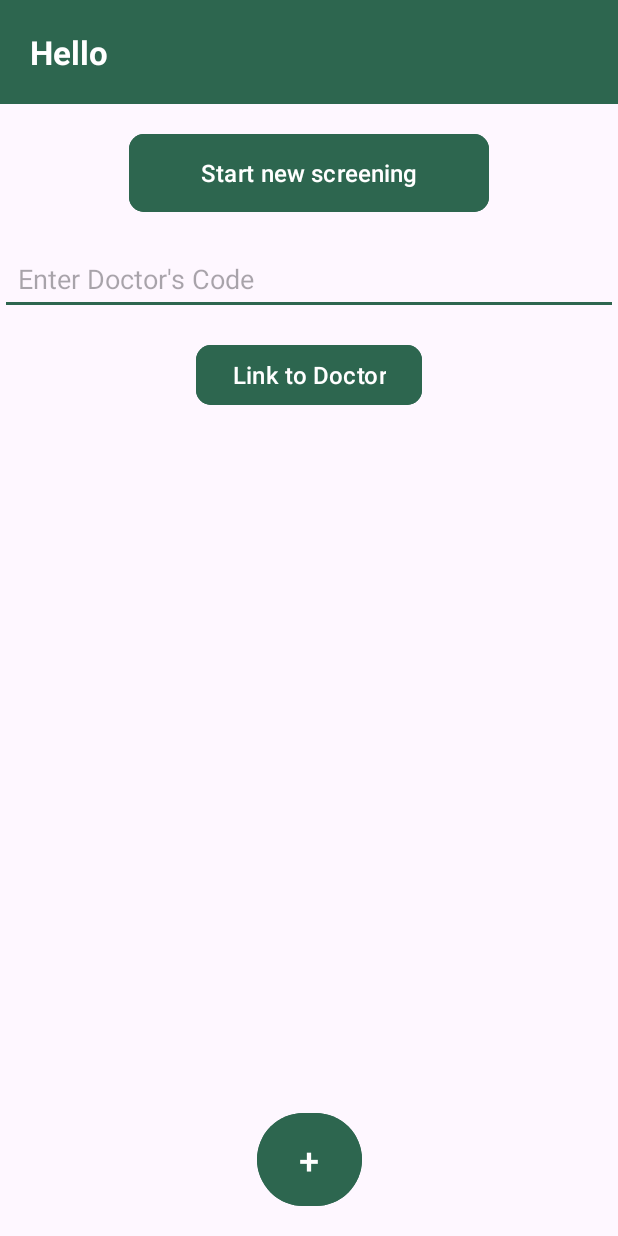
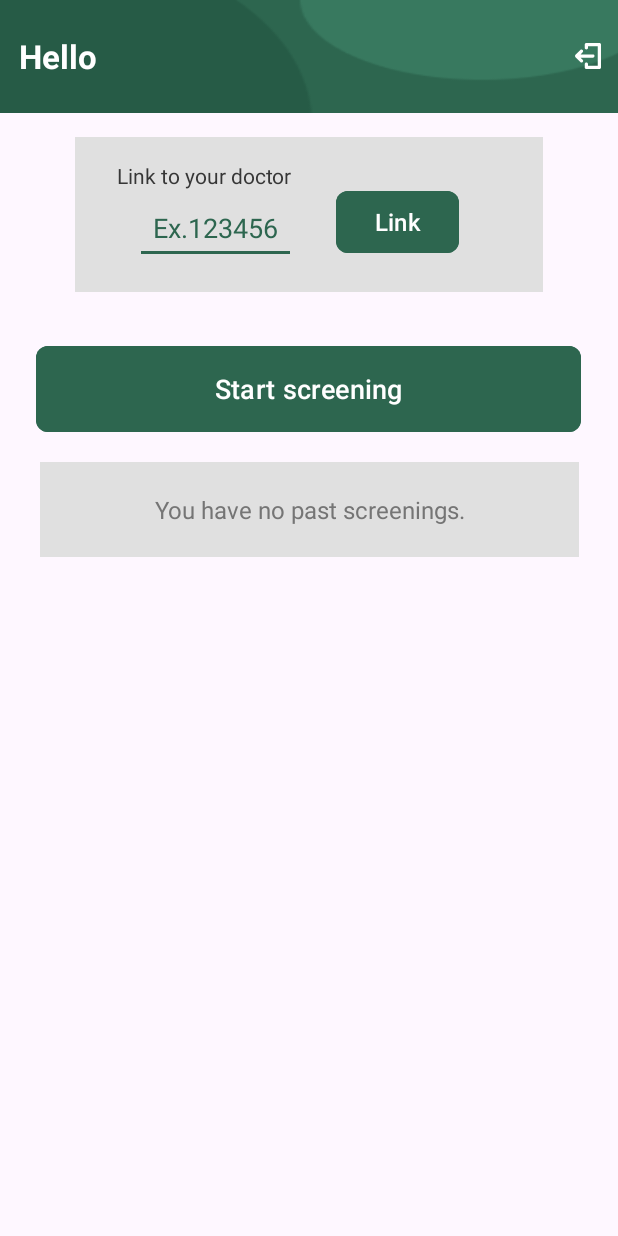
Before and after one commit to vRizon/Elec390-Coen390, an Android app: the ProfileActivity screen opened directly, with no data from a screen before it, on a phone screen of 412 x 824 dp. Run offline under Robolectric (Android 15) with nearby library versions, the phone set to English and light mode, and no system bars; our stand-ins replace Firebase (no records; nobody signed in at launch, a user with empty details on screens opened directly).

Commit message:
Updated Patient Profile

```diff
--- a/app/src/main/res/layout/activity_profile.xml
+++ b/app/src/main/res/layout/activity_profile.xml
@@ -11,82 +11,119 @@
     <!-- Toolbar -->
     <LinearLayout
         android:id="@+id/topMenuBar"
-        android:layout_width="0dp"
-        android:layout_height="wrap_content"
-        android:background="@color/darkGreen"
+        android:layout_width="420dp"
+        android:layout_height="75dp"
+        android:background="@drawable/backgroundnavbar"
         android:gravity="center_vertical"
         android:orientation="horizontal"
-        android:padding="20dp"
-        app:layout_constraintTop_toTopOf="parent"
+        android:padding="16dp"
+        app:layout_constraintEnd_toEndOf="parent"
         app:layout_constraintStart_toStartOf="parent"
-        app:layout_constraintEnd_toEndOf="parent">
+        app:layout_constraintTop_toTopOf="parent">
 
         <TextView
             android:id="@+id/greetingText"
-            android:layout_width="wrap_content"
+            android:layout_width="0dp"
             android:layout_height="wrap_content"
-            android:text="Hello"
+            android:layout_weight="1"
+            android:text="Hello, Patient"
             android:textColor="#FFFFFF"
             android:textSize="22sp"
             android:textStyle="bold" />
+
+        <ImageView
+            android:id="@+id/logoutIcon"
+            android:layout_width="wrap_content"
+            android:layout_height="wrap_content"
+            android:contentDescription="Logout Icon"
+            android:src="@drawable/icon_logout" />
     </LinearLayout>
 
-    <!-- Start Screening Button -->
-    <Button
-        android:id="@+id/startScreeningButton"
-        android:layout_width="240dp"
-        android:layout_height="60dp"
+    <!-- Link to Doctor Section -->
+    <androidx.constraintlayout.widget.ConstraintLayout
+        android:id="@+id/linkDoctorSection"
+        android:layout_width="312dp"
+        android:layout_height="103dp"
         android:layout_marginTop="16dp"
-        android:backgroundTint="@color/darkGreen"
-        android:text="Start new screening"
-        android:textColor="#FFF"
-        android:textSize="16sp"
-        app:cornerRadius="10dp"
-        app:layout_constraintTop_toBottomOf="@id/topMenuBar"
+        android:background="#E0E0E0"
+        android:orientation="horizontal"
+        android:padding="16dp"
+        app:layout_constraintEnd_toEndOf="parent"
         app:layout_constraintStart_toStartOf="parent"
-        app:layout_constraintEnd_toEndOf="parent" />
+        app:layout_constraintTop_toBottomOf="@id/topMenuBar">
 
-    <!-- Add Screening Button -->
-    <Button
-        android:id="@+id/btnAddScreening"
-        android:layout_width="70dp"
-        android:layout_height="70dp"
-        android:layout_marginBottom="16dp"
-        android:backgroundTint="@color/darkGreen"
-        android:text="+"
-        android:textColor="#FFFFFF"
-        android:textSize="24sp"
-        app:cornerRadius="35dp"
-        app:layout_constraintBottom_toBottomOf="parent"
+        <TextView
+            android:id="@+id/textView2"
+            android:layout_width="wrap_content"
+            android:layout_height="wrap_content"
+            android:layout_marginStart="12dp"
+            android:text="Link to your doctor"
+            android:textColor="#363636"
             app:layout_constraintStart_toStartOf="parent"
-        app:layout_constraintEnd_toEndOf="parent" />
+            app:layout_constraintTop_toTopOf="parent" />
 
-    <!-- Doctor's Code EditText -->
         <EditText
             android:id="@+id/linkCodeEditText"
             android:layout_width="0dp"
             android:layout_height="wrap_content"
-        android:layout_marginTop="16dp"
-        android:hint="Enter Doctor's Code"
+            android:layout_marginStart="24dp"
+            android:layout_marginTop="20dp"
+            android:layout_weight="1"
+            android:backgroundTint="@color/darkGreen"
+            android:hint="Ex.123456"
             android:padding="12dp"
-        android:backgroundTint="@color/darkGreen"
-        app:layout_constraintTop_toBottomOf="@id/startScreeningButton"
+            android:textColorHint="@color/darkGreen"
             app:layout_constraintStart_toStartOf="parent"
-        app:layout_constraintEnd_toEndOf="parent" />
+            app:layout_constraintTop_toTopOf="parent" />
 
-    <!-- Link to Doctor Button -->
         <Button
             android:id="@+id/linkToDoctorButton"
-        android:layout_width="wrap_content"
-        android:layout_height="wrap_content"
+            android:layout_width="82dp"
+            android:layout_height="49dp"
             android:layout_marginTop="16dp"
-        android:text="Link to Doctor"
+            android:layout_marginEnd="40dp"
+            android:backgroundTint="@color/darkGreen"
+            android:text="Link"
+            android:textColor="#FFF"
             android:textSize="16sp"
+            app:cornerRadius="8dp"
+            app:layout_constraintEnd_toEndOf="parent"
+            app:layout_constraintTop_toTopOf="parent" />
+    </androidx.constraintlayout.widget.ConstraintLayout>
+
+    <!-- Start Screening Button -->
+
+    <!-- Past Screenings Section -->
+    <Button
+        android:id="@+id/startScreeningButton"
+        android:layout_width="363dp"
+        android:layout_height="65dp"
+        android:layout_marginTop="32dp"
         android:backgroundTint="@color/darkGreen"
+        android:padding="16dp"
+        android:text="Start screening"
         android:textColor="#FFF"
-        app:cornerRadius="10dp"
-        app:layout_constraintTop_toBottomOf="@id/linkCodeEditText"
+        android:textSize="18sp"
+        app:cornerRadius="8dp"
+        app:layout_constraintEnd_toEndOf="parent"
+        app:layout_constraintHorizontal_bias="0.493"
         app:layout_constraintStart_toStartOf="parent"
-        app:layout_constraintEnd_toEndOf="parent" />
+        app:layout_constraintTop_toBottomOf="@id/linkDoctorSection" />
+
+    <TextView
+        android:id="@+id/pastListingsText"
+        android:layout_width="359dp"
+        android:layout_height="63dp"
+        android:layout_marginHorizontal="16dp"
+        android:layout_marginTop="16dp"
+        android:background="#E0E0E0"
+        android:gravity="center"
+        android:padding="16dp"
+        android:text="You have no past screenings."
+        android:textColor="#757575"
+        android:textSize="16sp"
+        app:layout_constraintEnd_toEndOf="parent"
+        app:layout_constraintStart_toStartOf="parent"
+        app:layout_constraintTop_toBottomOf="@id/startScreeningButton" />
 
 </androidx.constraintlayout.widget.ConstraintLayout>
```
Also changed, not shown: app/src/main/res/drawable/backgroundnavbar.png (added). Lines whose indentation alone changed are shown as unchanged.
